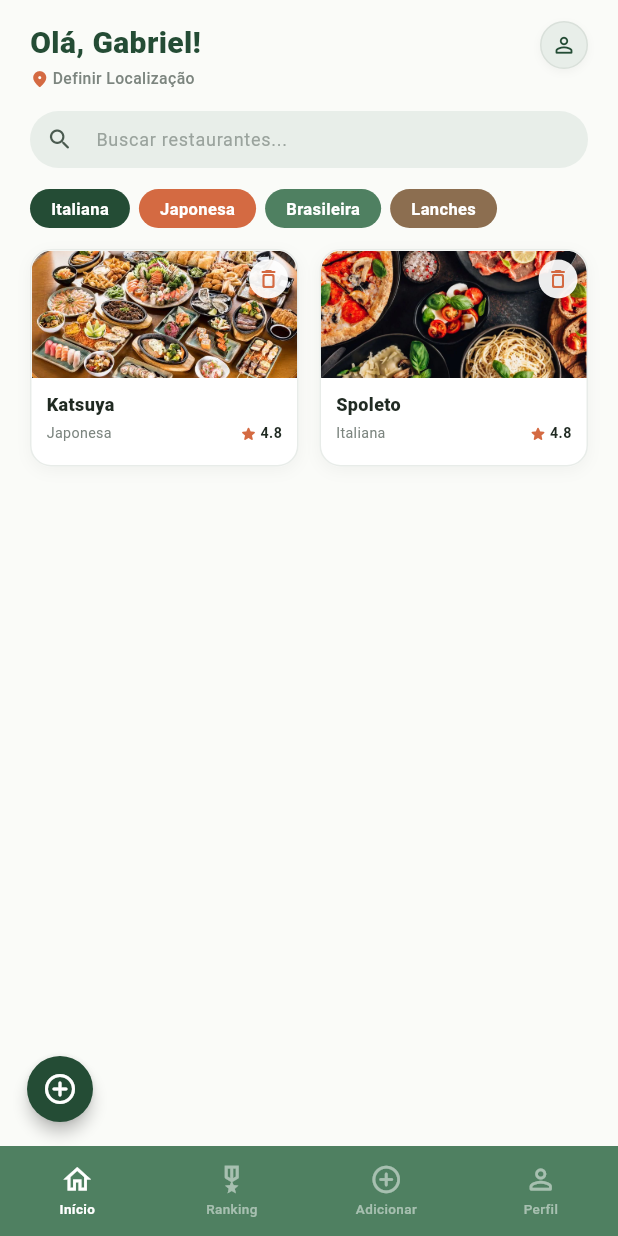
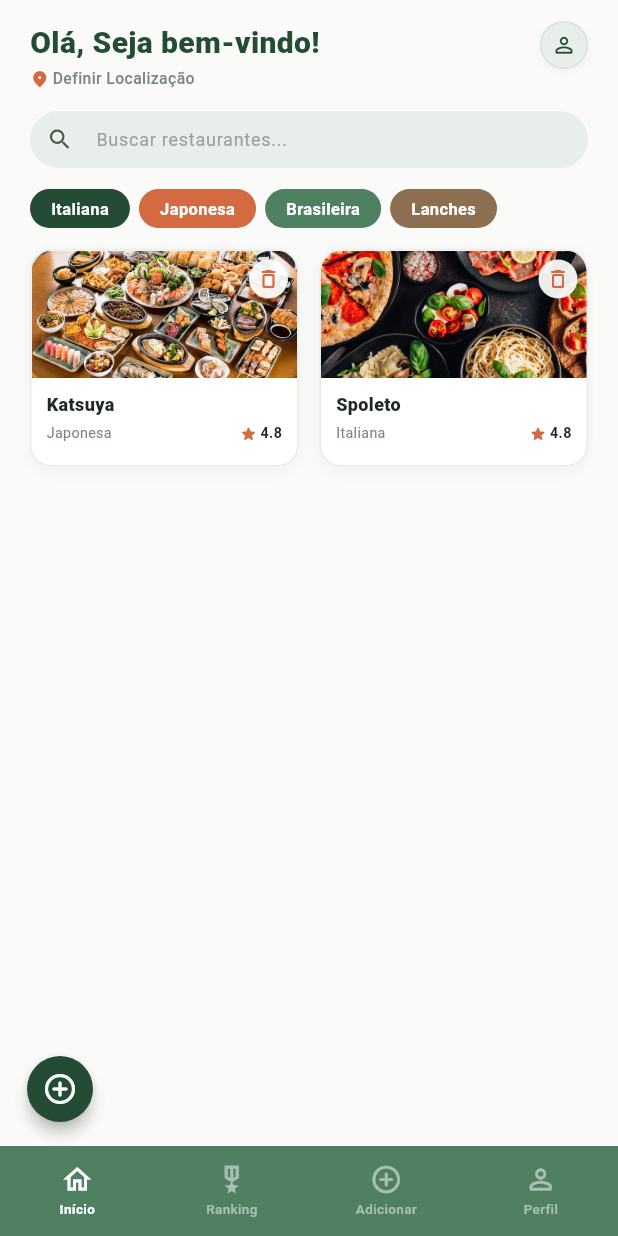
Before and after one commit to Gabriel-ssa/coma_bem_v2, a Flutter app: the HomeScreen screen opened directly, on a phone screen of 412 x 824 dp. Run offline on Flutter 3.47's test engine with Material 3 defaults, Android fonts, the phone set to English and light mode, and no system bars; our stand-ins replace image_picker, sqflite, sqflite_common_ffi; accounts and stored records are empty.

Commit message:
21/09 pt2

```diff
--- a/lib/screens/home_screen.dart
+++ b/lib/screens/home_screen.dart
@@ -387,7 +387,7 @@ class _Header extends StatelessWidget {
               crossAxisAlignment: CrossAxisAlignment.start,
               children: [
                 Text(
-                  'Olá, Gabriel!',
+                  'Olá, Seja bem-vindo!',
                   style: TextStyle(
                     fontSize: 20,
                     fontWeight: FontWeight.w800,
```
